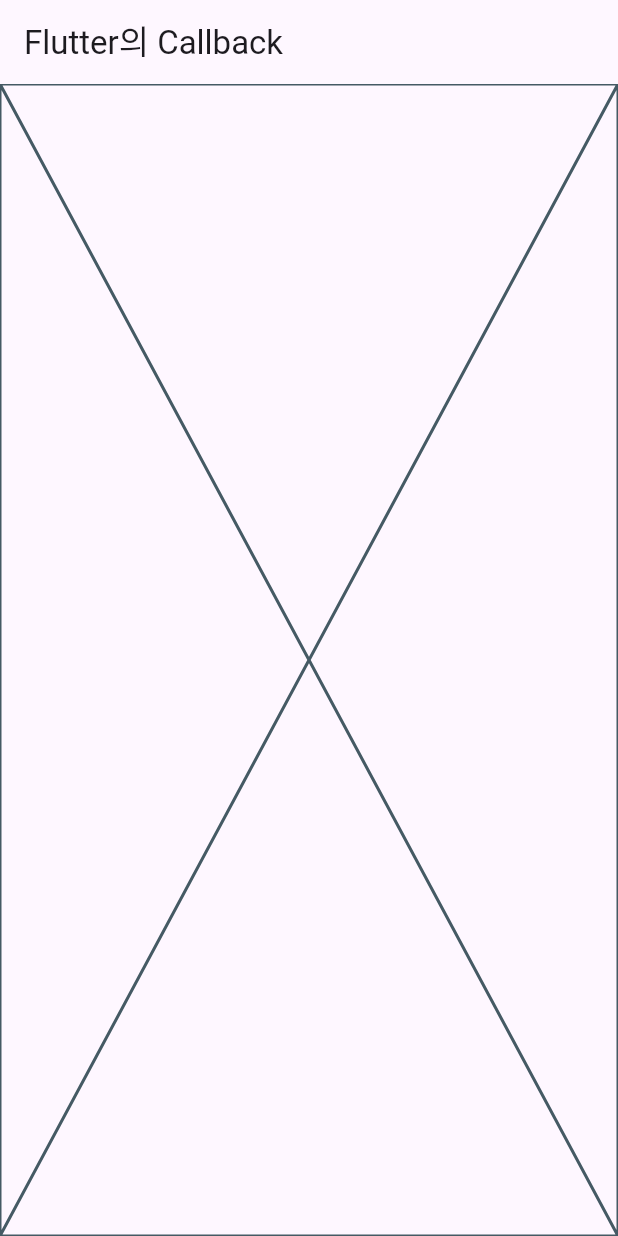
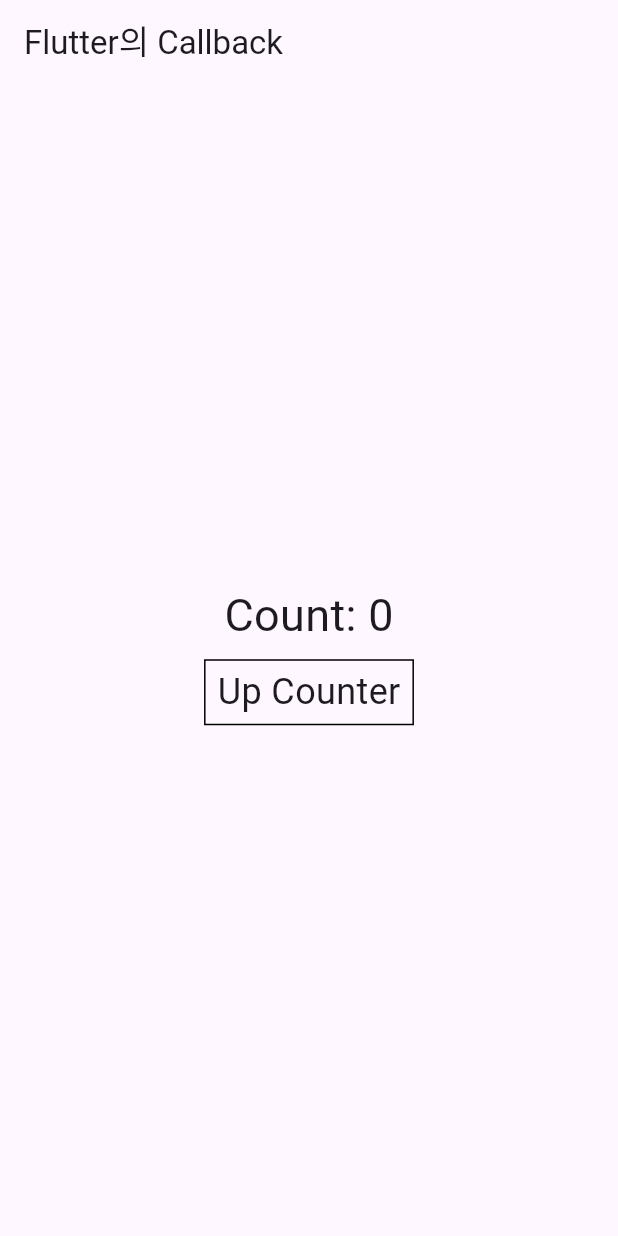
Before and after one commit to hyerimmmmm/flutterStudy, a Flutter app: the screen it shows after launch, on a phone screen of 412 x 824 dp. Run offline on Flutter 3.47's test engine with Material 3 defaults, Android fonts, the phone set to English and light mode, and no system bars.

Commit message:
[part2_04] 제스처디텍터 사용

```diff
--- a/part2_ch04/lib/main.dart
+++ b/part2_ch04/lib/main.dart
@@ -5,9 +5,9 @@ void main() {
   runApp(MaterialApp(
     home: Scaffold(
       appBar: AppBar(
-        title: Text('Flutter의 Callback'),
+        title: const Text('Flutter의 Callback'),
       ),
-      body: Body(),
+      body: const Body(),
     ),
   ));
 }
@@ -17,6 +17,56 @@ class Body extends StatelessWidget {
 
   @override
   Widget build(BuildContext context) {
-    return const Placeholder();
+    return const TestWidget();
   }
 }
+
+class TestWidget extends StatefulWidget {
+  const TestWidget({super.key});
+
+  @override
+  State<TestWidget> createState() => _TestWidgetState();
+}
+
+class _TestWidgetState extends State<TestWidget> {
+  int value = 0;
+
+  @override
+  Widget build(BuildContext context) {
+    return Column(
+      mainAxisAlignment: MainAxisAlignment.center,
+      children: [
+        Text(
+          'Count: $value',
+          style: const TextStyle(fontSize: 30),
+        ),
+        const TestButton()
+      ],
+    );
+  }
+}
+
+class TestButton extends StatelessWidget {
+  const TestButton({super.key});
+
+  @override
+  Widget build(BuildContext context) {
+    return Container(
+        margin: const EdgeInsets.symmetric(vertical: 8),
+        width: double.infinity,
+        child: GestureDetector(
+          onTap: () => print('Tap!'),
+          child: Center(
+              child: Container(
+                  padding: const EdgeInsets.symmetric(vertical: 4, horizontal: 8),
+                  decoration: BoxDecoration(border: Border.all()),
+                  child: const Text(
+                    'Up Counter',
+                    style: TextStyle(fontSize: 24),
+                  )
+              )
+          ),
+        )
+    );
+  }
+}
```
